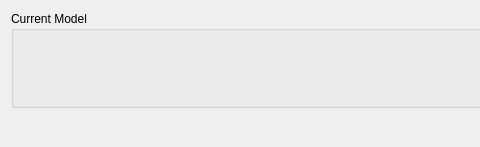
Before: the Qt Designer form opus_gui/Run/opusRunModel.ui in psrc/urbansim, drawn with Qt 5; both pictures show x 0 to 480 and y 0 to 147 of the 718 by 147 pixel window.
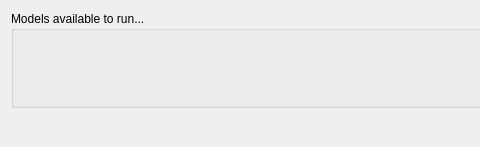
After: the same form once the commit is applied.

Commit message: Major updates to allow for dynamically adding config trees and running multiple models at once

Patch:
```diff
--- a/opus_gui/Run/opusRunModel.ui
+++ b/opus_gui/Run/opusRunModel.ui
@@ -17,7 +17,7 @@
    <item>
     <widget class="QGroupBox" name="groupBox" >
      <property name="title" >
-      <string>Current Model</string>
+      <string>Models available to run...</string>
      </property>
     </widget>
    </item>
```
The commit also changes 11 other files.
